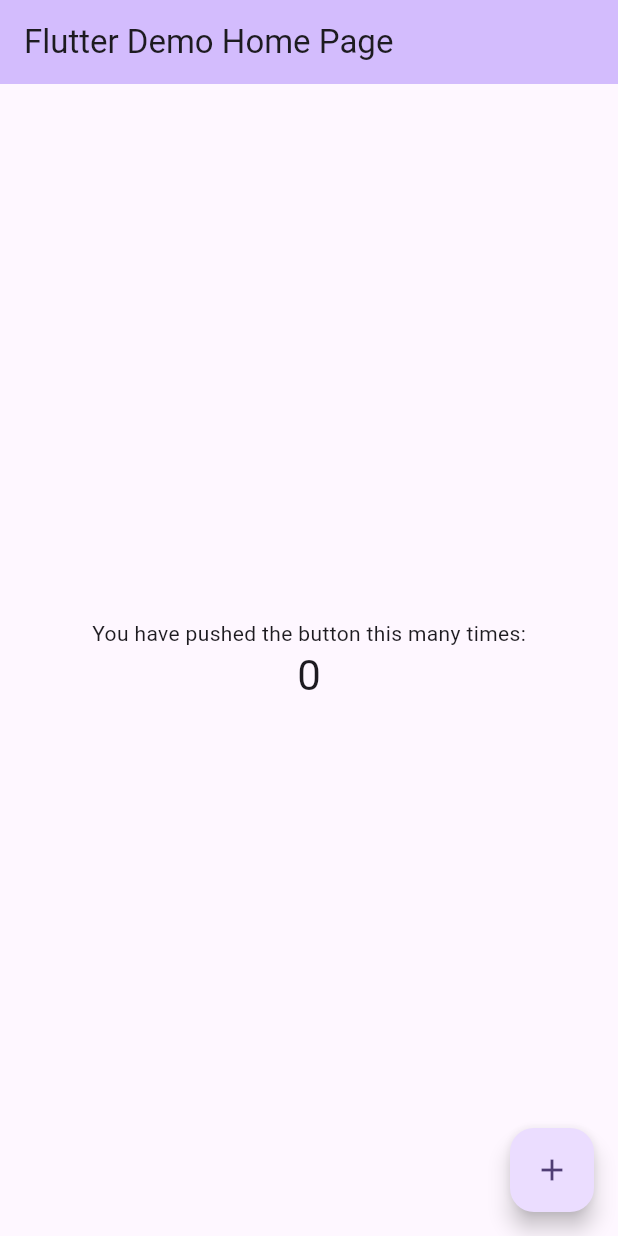
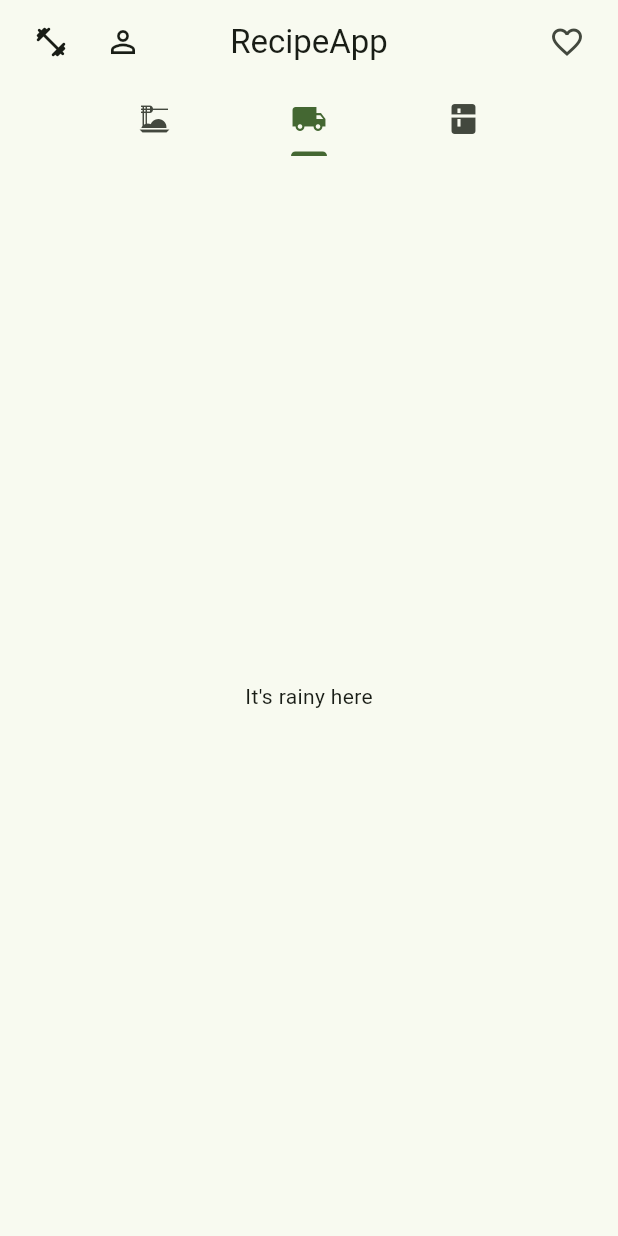
Before and after one commit to jerrydix/hackaTUM-helloFresh, a Flutter app: the screen it shows after launch, on a phone screen of 412 x 824 dp. Run offline on Flutter 3.47's test engine with Material 3 defaults, Android fonts, the phone set to English and light mode, and no system bars; our stand-ins replace flutter_svg.

Commit message:
first home page draft

```diff
--- a/flutter_version/lib/main.dart
+++ b/flutter_version/lib/main.dart
@@ -1,52 +1,50 @@
 import 'package:flutter/material.dart';
+import 'package:flutter_version/pages/homepage.dart';
 
 void main() {
   runApp(const MyApp());
 }
 
-class MyApp extends StatelessWidget {
+class MyApp extends StatefulWidget {
   const MyApp({super.key});
+  static final GlobalKey<NavigatorState> navigatorKey = GlobalKey<NavigatorState>();
 
-  // This widget is the root of your application.
+  final ColorScheme helloFresh = const ColorScheme(
+    brightness: Brightness.light,
+    primary: Color.fromRGBO(109, 162, 83, 255),
+    onPrimary: Color.fromRGBO(213, 226, 156, 255),
+    secondary: Color.fromRGBO(247, 195, 70, 255),
+    onSecondary: Color.fromRGBO(247, 195, 70, 255),
+    error: Color.fromRGBO(219, 55, 62, 255),
+    onError: Colors.black,
+    background: Colors.white,
+    onBackground: Color.fromRGBO(153, 196, 98, 255),
+    surface: Colors.white,
+    onSurface: Color.fromRGBO(153, 196, 98, 255),
+  );
+
+  @override
+  State<StatefulWidget> createState() => _MyAppState();
+}
+
+class _MyAppState extends State<MyApp> {
   @override
   Widget build(BuildContext context) {
     return MaterialApp(
-      title: 'Flutter Demo',
-      theme: ThemeData(
-        // This is the theme of your application.
-        //
-        // TRY THIS: Try running your application with "flutter run". You'll see
-        // the application has a purple toolbar. Then, without quitting the app,
-        // try changing the seedColor in the colorScheme below to Colors.green
-        // and then invoke "hot reload" (save your changes or press the "hot
-        // reload" button in a Flutter-supported IDE, or press "r" if you used
-        // the command line to start the app).
-        //
-        // Notice that the counter didn't reset back to zero; the application
-        // state is not lost during the reload. To reset the state, use hot
-        // restart instead.
-        //
-        // This works for code too, not just values: Most code changes can be
-        // tested with just a hot reload.
-        colorScheme: ColorScheme.fromSeed(seedColor: Colors.deepPurple),
-        useMaterial3: true,
-      ),
-      home: const MyHomePage(title: 'Flutter Demo Home Page'),
+      title: 'RecipeApp',
+      theme: ThemeData(useMaterial3: true, brightness: Brightness.light, colorScheme: ColorScheme.fromSeed(seedColor: const Color.fromRGBO(109, 162, 83, 255))),
+      navigatorKey: MyApp.navigatorKey,
+      home: const HomePage(), //check if persisted login, then go to home page, if not go to register / login page
     );
   }
+
 }
 
-class MyHomePage extends StatefulWidget {
+
+
+
+/*class MyHomePage extends StatefulWidget {
   const MyHomePage({super.key, required this.title});
-
-  // This widget is the home page of your application. It is stateful, meaning
-  // that it has a State object (defined below) that contains fields that affect
-  // how it looks.
-
-  // This class is the configuration for the state. It holds the values (in this
-  // case the title) provided by the parent (in this case the App widget) and
-  // used by the build method of the State. Fields in a Widget subclass are
-  // always marked "final".
 
   final String title;
 
@@ -59,50 +57,24 @@
 
   void _incrementCounter() {
     setState(() {
-      // This call to setState tells the Flutter framework that something has
-      // changed in this State, which causes it to rerun the build method below
-      // so that the display can reflect the updated values. If we changed
-      // _counter without calling setState(), then the build method would not be
-      // called again, and so nothing would appear to happen.
       _counter++;
     });
   }
 
   @override
   Widget build(BuildContext context) {
-    // This method is rerun every time setState is called, for instance as done
-    // by the _incrementCounter method above.
-    //
-    // The Flutter framework has been optimized to make rerunning build methods
-    // fast, so that you can just rebuild anything that needs updating rather
-    // than having to individually change instances of widgets.
+
     return Scaffold(
       appBar: AppBar(
-        // TRY THIS: Try changing the color here to a specific color (to
-        // Colors.amber, perhaps?) and trigger a hot reload to see the AppBar
-        // change color while the other colors stay the same.
+
         backgroundColor: Theme.of(context).colorScheme.inversePrimary,
-        // Here we take the value from the MyHomePage object that was created by
-        // the App.build method, and use it to set our appbar title.
+
         title: Text(widget.title),
       ),
       body: Center(
-        // Center is a layout widget. It takes a single child and positions it
-        // in the middle of the parent.
+
         child: Column(
-          // Column is also a layout widget. It takes a list of children and
-          // arranges them vertically. By default, it sizes itself to fit its
-          // children horizontally, and tries to be as tall as its parent.
-          //
-          // Column has various properties to control how it sizes itself and
-          // how it positions its children. Here we use mainAxisAlignment to
-          // center the children vertically; the main axis here is the vertical
-          // axis because Columns are vertical (the cross axis would be
-          // horizontal).
-          //
-          // TRY THIS: Invoke "debug painting" (choose the "Toggle Debug Paint"
-          // action in the IDE, or press "p" in the console), to see the
-          // wireframe for each widget.
+
           mainAxisAlignment: MainAxisAlignment.center,
           children: <Widget>[
             const Text(
@@ -122,4 +94,4 @@
       ), // This trailing comma makes auto-formatting nicer for build methods.
     );
   }
-}
+}*/
--- /dev/null
+++ b/flutter_version/lib/pages/homepage.dart
@@ -0,0 +1,122 @@
+import 'package:flutter/material.dart';
+import 'package:flutter_svg/flutter_svg.dart';
+
+class HomePage extends StatefulWidget {
+  const HomePage({super.key});
+
+  @override
+  State<HomePage> createState() => _MyHomePageState();
+}
+
+class _MyHomePageState extends State<HomePage> {
+  final bodyPadding = 24.0;
+
+  @override
+  Widget build(BuildContext context) {
+    return DefaultTabController(
+        initialIndex: 1,
+        length: 3,
+      child: Scaffold(
+        appBar: AppBar(
+          leadingWidth: 100,
+          title: const Text('RecipeApp'),
+          centerTitle: true,
+          bottom: TabBar(
+            tabs: [
+              Tab(icon: Icon(Icons.dinner_dining)),
+              Tab(icon: Icon(Icons.local_shipping)),
+              Tab(icon: Icon(Icons.kitchen)),
+            ],
+            padding: EdgeInsets.symmetric(horizontal: MediaQuery.of(context).size.width / 8),
+            dividerColor: Colors.transparent,
+          ),
+          leading: Padding(
+            padding: EdgeInsets.only(left: 10),
+            child: Row(
+              children: [
+                IconButton(
+                  icon: Icon(Icons.fitness_center_rounded),
+                  onPressed: () {}, // TODO: implement
+                ),
+                IconButton(
+                  icon: Icon(Icons.person_outline),
+                  onPressed: () {}, // TODO: implement
+                ),
+              ],
+            ),
+          ),
+          actions: [
+            IconButton(
+              icon: Icon(Icons.favorite_outline),
+              onPressed: () {},
+            ),
+            Padding(padding: EdgeInsets.only(right: 10)),
+          ],
+        ),
+        body: TabBarView(
+          children: <Widget>[
+            Column(
+              children: [
+                Padding(
+                  padding: EdgeInsets.all(24),
+                  child: SearchBar(
+                    hintText: 'Search',
+                    onChanged: (value) {},
+                    leading: Icon(Icons.search),
+                    trailing: [
+                      ElevatedButton(
+                        onPressed: () {},
+                        child: Text('Filter'),
+                      ),
+                    ]
+                  ),
+                ),
+                Expanded(
+                  child: ListView(
+                    children: [
+                      ListTile(
+                        leading: Icon(Icons.fastfood),
+                        title: Text('Food'),
+                        subtitle: Text('Food is any substance consumed to provide nutritional support for an organism. Food is usually of plant, animal or fungal origin, and contains essential nutrients, such as carbohydrates, fats, proteins, vitamins, or minerals.'),
+                      ),
+                      ListTile(
+                        leading: Icon(Icons.fastfood),
+                        title: Text('Food'),
+                        subtitle: Text('Food is any substance consumed to provide nutritional support for an organism. Food is usually of plant, animal or fungal origin, and contains essential nutrients, such as carbohydrates, fats, proteins, vitamins, or minerals.'),
+                      ),
+                      ListTile(
+                        leading: Icon(Icons.fastfood),
+                        title: Text('Food'),
+                        subtitle: Text('Food is any substance consumed to provide nutritional support for an organism. Food is usually of plant, animal or fungal origin, and contains essential nutrients, such as carbohydrates, fats, proteins, vitamins, or minerals.'),
+                      ),
+                      ListTile(
+                        leading: Icon(Icons.fastfood),
+                        title: Text('Food'),
+                        subtitle: Text('Food is any substance consumed to provide nutritional support for an organism. Food is usually of plant, animal or fungal origin, and contains essential nutrients, such as carbohydrates, fats, proteins, vitamins, or minerals.'),
+                      ),
+                      ListTile(
+                        leading: Icon(Icons.fastfood),
+                        title: Text('Food'),
+                        subtitle: Text('Food is any substance consumed to provide nutritional support for an organism. Food is usually of plant, animal or fungal origin, and contains essential nutrients, such as carbohydrates, fats, proteins, vitamins, or minerals.'),
+                      ),
+                      ListTile(
+                        leading: Icon(Icons.fastfood),
+                        title: Text('Food'),
+                        subtitle: Text('Food is any substance consumed to provide nutritional support for an organism. Food is usually of plant, animal or fungal origin, and contains essential nutrients, such as carbohydrates, fats, proteins, vitamins, or minerals.'),
+                      ),
+                    ],
+                  ),
+                ),
+              ],
+            ),
+            Center(
+              child: Text("It's rainy here"),
+            ),
+            Center(
+              child: Text("It's sunny here"),
+            ),
+          ],
+        ),
+      ),);
+  }
+}
--- a/flutter_version/pubspec.yaml
+++ b/flutter_version/pubspec.yaml
@@ -35,6 +35,7 @@ dependencies:
   # The following adds the Cupertino Icons font to your application.
   # Use with the CupertinoIcons class for iOS style icons.
   cupertino_icons: ^1.0.2
+  flutter_svg: ^2.0.9
 
 dev_dependencies:
   flutter_test:
@@ -59,9 +60,8 @@ flutter:
   uses-material-design: true
 
   # To add assets to your application, add an assets section, like this:
-  # assets:
-  #   - images/a_dot_burr.jpeg
-  #   - images/a_dot_ham.jpeg
+  assets:
+     - assets/
 
   # An image asset can refer to one or more resolution-specific "variants", see
   # https://flutter.dev/assets-and-images/#resolution-aware
```
Also changed, not shown: flutter_version/assets/exercise_FILL0_wght400_GRAD0_opsz24.svg (added), flutter_version/lib/pages/profile_settings.dart (added), flutter_version/lib/pages/recipe_page.dart (added), flutter_version/lib/widgets/navigationbar.dart (added).
